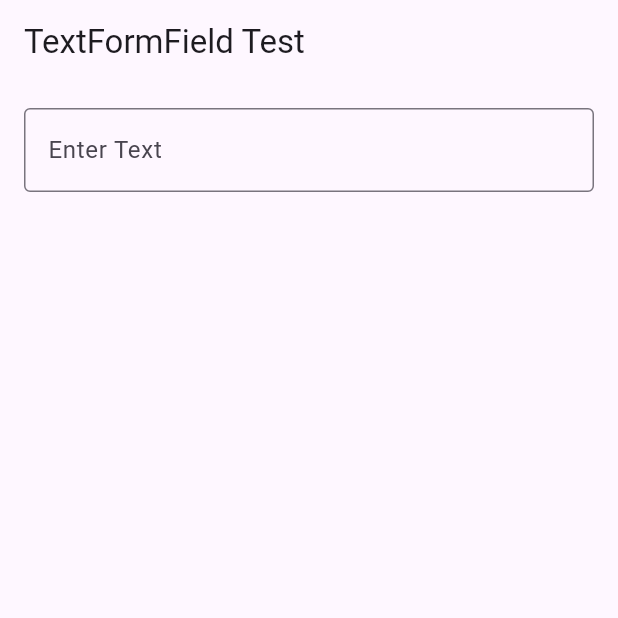
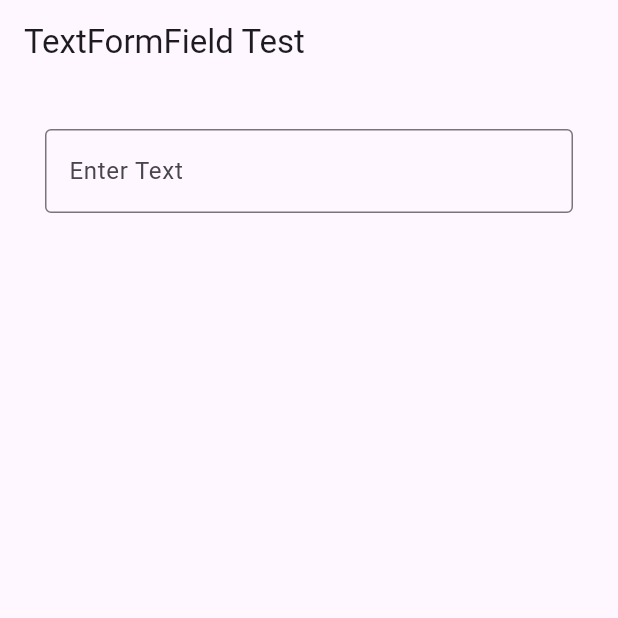
Before and after one commit to NikhilTaral/tex_field, a Flutter app: the screen it shows after launch, on a phone screen of 412 x 824 dp, the top half of it. Run offline on Flutter 3.47's test engine with Material 3 defaults, Android fonts, the phone set to English and light mode, and no system bars.

Commit message:
Update main.dart

```diff
--- a/lib/main.dart
+++ b/lib/main.dart
@@ -38,7 +38,7 @@ class _TextFieldDemoState extends State<TextFieldDemo> {
       body: Container(
         constraints: BoxConstraints(maxWidth: 500),
         child: Padding(
-          padding: const EdgeInsets.all(16),
+          padding: const EdgeInsets.all(30),
           child: TextFormField(
             controller: controller,
             focusNode: focusNode,
```
